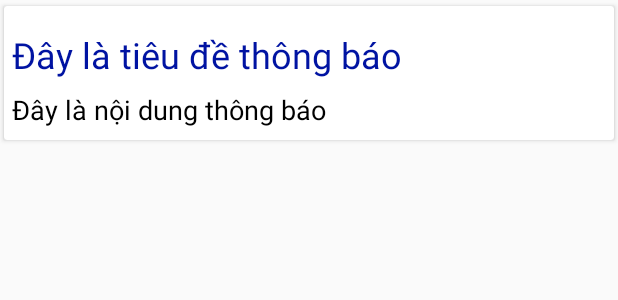
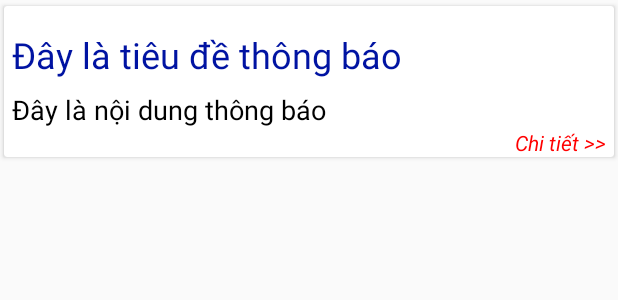
Before and after one commit to Bad-Intentions-team/DUTNotifier, an Android app: the layout item_layout.xml on its own in the app's theme, with its tools: preview values and no code run, on a phone screen of 412 x 824 dp. Shown: the top 300 px of the screen. Run offline under Robolectric (Android 15) with nearby library versions, the phone set to English and light mode, and no system bars.

Commit message:
Thêm Click On RecyclerView
Chuyển sang màn hình mới khi click vào mỗi thông báo trên danh sách, tối ưu giao diện

```diff
--- a/app/src/main/java/com/example/dutnotifier/Detail.java
+++ b/app/src/main/java/com/example/dutnotifier/Detail.java
@@ -15,8 +15,8 @@ public class Detail extends AppCompatActivity {
         tvTitle =findViewById(R.id.tv_title);
         tvContent=findViewById(R.id.tv_content);
         Intent intent =getIntent();
-        String title =intent.getStringExtra("title");
-        String content =intent.getStringExtra("content");
+        String title =intent.getStringExtra("TITLE");
+        String content =intent.getStringExtra("CONTENT");
         tvTitle.setText(title);
         tvContent.setText(content);
     }
--- a/app/src/main/java/com/example/dutnotifier/model/ModelNoti.java
+++ b/app/src/main/java/com/example/dutnotifier/model/ModelNoti.java
@@ -1,6 +1,8 @@
 package com.example.dutnotifier.model;
 
-public class ModelNoti {
+import java.io.Serializable;
+
+public class ModelNoti implements Serializable {
     int id;
     String title;
     String content;
--- a/app/src/main/res/layout/activity_detail.xml
+++ b/app/src/main/res/layout/activity_detail.xml
@@ -11,7 +11,7 @@
                 android:layout_width="wrap_content"
                 android:layout_height="wrap_content"
                 android:id="@+id/tv_title"
-                android:textSize="24sp"
+                android:textSize="28sp"
                 android:textColor="#0013A2"
                 android:textStyle="normal"
                 android:layout_marginTop="8dp"
@@ -21,7 +21,7 @@
                 android:layout_width="match_parent"
                 android:layout_height="wrap_content"
                 android:id="@+id/tv_content"
-                android:textSize="18sp"
+                android:textSize="20sp"
                 android:textColor="#000"
                 android:layout_marginBottom="8dp"
                 android:text="Đây là nội dung thông báo"/>
--- a/app/src/main/res/layout/fragment_home.xml
+++ b/app/src/main/res/layout/fragment_home.xml
@@ -13,7 +13,6 @@
         <SearchView
             android:layout_width="match_parent"
             android:layout_height="50dp"
-            app:defaultQueryHint="Nhap lop HP tai day"
             android:id="@+id/searchview"
             ></SearchView>
         <androidx.recyclerview.widget.RecyclerView
--- a/app/src/main/res/layout/item_layout.xml
+++ b/app/src/main/res/layout/item_layout.xml
@@ -26,6 +26,7 @@
                 android:textStyle="normal"
                 android:layout_marginTop="8dp"
                 android:layout_marginBottom="8dp"
+                android:maxLines="2"
                 android:text="Đây là tiêu đề thông báo"/>
             <TextView
                 android:layout_width="match_parent"
@@ -33,8 +34,20 @@
                 android:id="@+id/tv_content"
                 android:textSize="18sp"
                 android:textColor="#000"
-                android:layout_marginBottom="8dp"
+                android:maxLines="2"
                 android:text="Đây là nội dung thông báo"/>
+            <TextView
+                android:layout_width="wrap_content"
+                android:layout_height="wrap_content"
+                android:padding="0dp"
+                android:layout_marginTop="0dp"
+                android:text="Chi tiết >>"
+                android:layout_gravity="right"
+                android:textColor="#FF0000"
+                android:textStyle="italic"
+                android:textSize="14sp"
+                android:id="@+id/tv_detail"
+                ></TextView>
 
         </LinearLayout>
 
```
Also changed, not shown: app/src/main/java/com/example/dutnotifier/NotiAdapter.java (+18 -7 lines), app/src/main/java/com/example/dutnotifier/ui/home/HomeFragment.java (+5 -2 lines).
